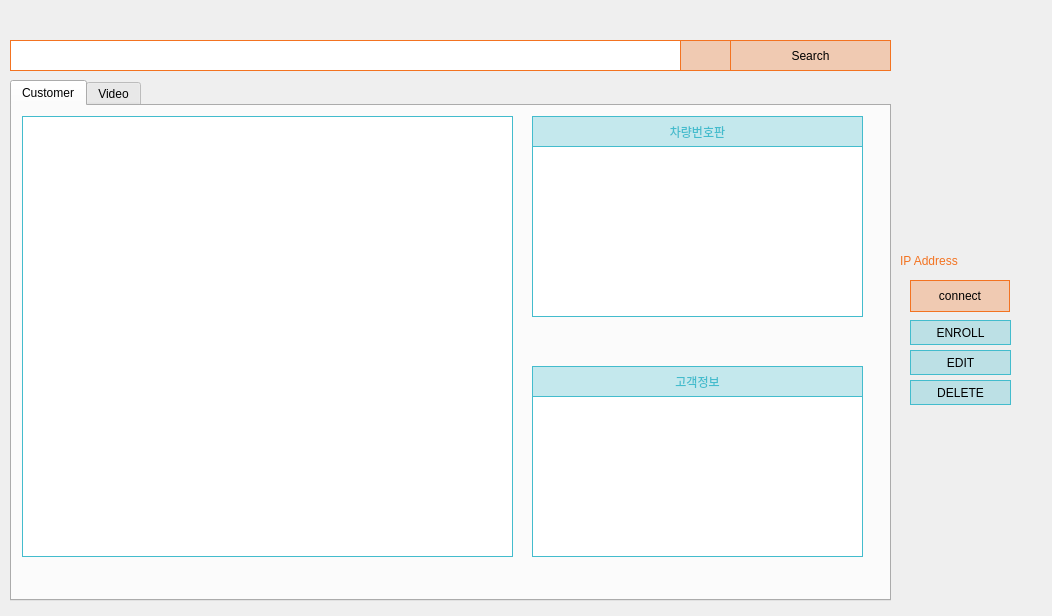
Before: the Qt Designer form cctv_36/src/ui/search.ui in VEDA-ThirtySix/PAMS-client, drawn with Qt 5.
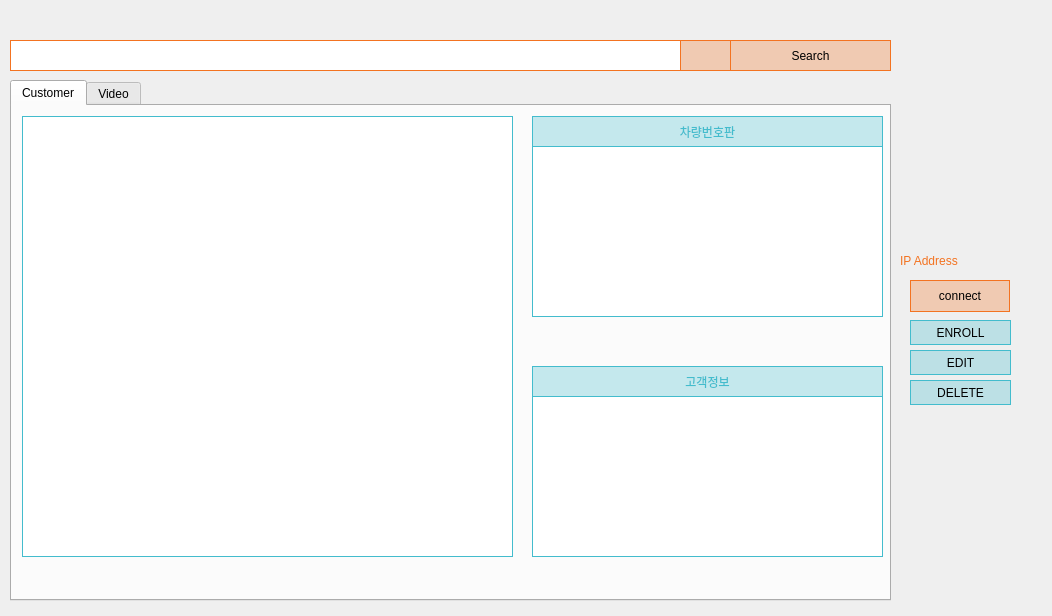
After: the same form once the commit is applied. Icons and pictures are not drawn.

What changed in the file:
```diff
--- a/cctv_36/src/ui/search.ui
+++ b/cctv_36/src/ui/search.ui
@@ -123,7 +123,7 @@
        <rect>
         <x>10</x>
         <y>30</y>
-        <width>331</width>
+        <width>351</width>
         <height>171</height>
        </rect>
       </property>
@@ -140,7 +140,7 @@
        <rect>
         <x>10</x>
         <y>280</y>
-        <width>331</width>
+        <width>351</width>
         <height>161</height>
        </rect>
       </property>
@@ -157,7 +157,7 @@
        <rect>
         <x>10</x>
         <y>0</y>
-        <width>331</width>
+        <width>351</width>
         <height>31</height>
        </rect>
       </property>
@@ -179,7 +179,7 @@
        <rect>
         <x>10</x>
         <y>250</y>
-        <width>331</width>
+        <width>351</width>
         <height>31</height>
        </rect>
       </property>
```
